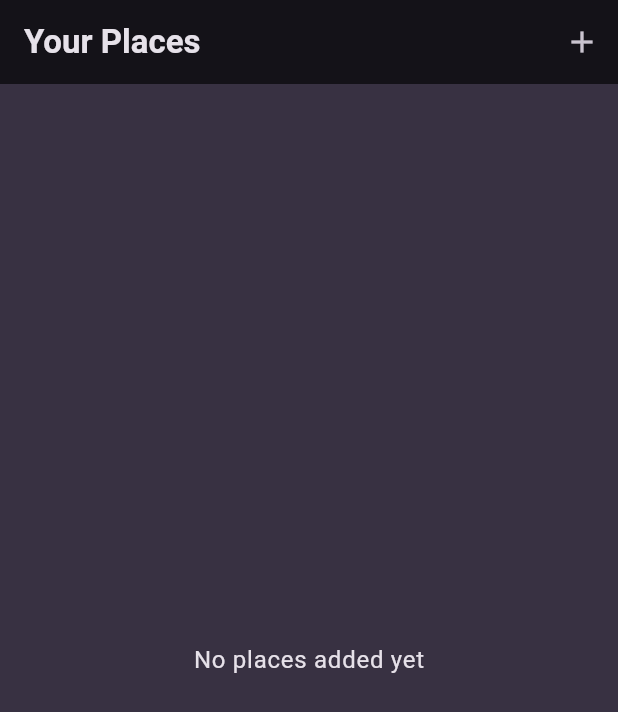
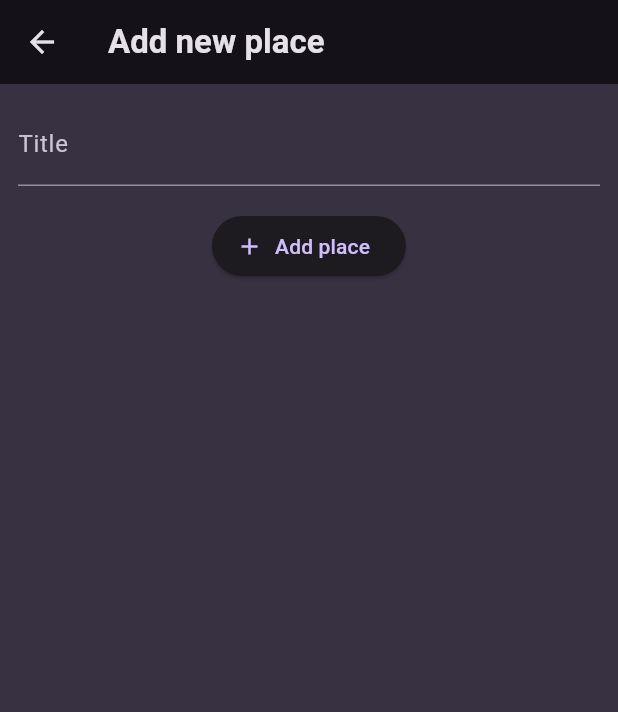
Before and after one commit to sidratulpunno/FavoritePlacesFlutter, a Flutter app: the screen it shows after launch, after a tap on the "add" icon, on a phone screen of 412 x 824 dp. Shown: the top 712 px of the screen. Run offline on Flutter 3.47's test engine with Material 3 defaults, Android fonts, the phone set to English and light mode, and no system bars; our stand-ins replace google_fonts.

Commit message:
Added new place screen

```diff
--- a/lib/screens/add_place.dart
+++ b/lib/screens/add_place.dart
@@ -0,0 +1,50 @@
+import 'package:flutter/material.dart';
+
+class AddPlaceScreen extends StatefulWidget {
+  const AddPlaceScreen({super.key});
+
+  @override
+  State<StatefulWidget> createState() {
+    return _AddPlaceScreenState();
+  }
+}
+
+class _AddPlaceScreenState extends State<AddPlaceScreen> {
+  final _titleController = TextEditingController();
+
+  @override
+  void dispose() {
+    _titleController.dispose();
+    super.dispose();
+  }
+
+  @override
+  Widget build(BuildContext context) {
+    return Scaffold(
+      appBar: AppBar(
+        title: const Text('Add new place'),
+      ),
+      body: SingleChildScrollView(
+        padding: const EdgeInsets.all(12),
+        child: Column(
+          children: [
+            TextField(
+              decoration: const InputDecoration(labelText: 'Title'),
+              controller: _titleController,
+              style:
+                  TextStyle(color: Theme.of(context).colorScheme.onBackground),
+            ),
+            const SizedBox(
+              height: 16,
+            ),
+            ElevatedButton.icon(
+              onPressed: () {},
+              icon: const Icon(Icons.add),
+              label: const Text('Add place'),
+            ),
+          ],
+        ),
+      ),
+    );
+  }
+}
--- a/lib/screens/places.dart
+++ b/lib/screens/places.dart
@@ -1,3 +1,4 @@
+import 'package:favorite_places/screens/add_place.dart';
 import 'package:favorite_places/widgets/places_list.dart';
 import 'package:flutter/cupertino.dart';
 import 'package:flutter/material.dart';
@@ -12,7 +13,13 @@ class PlacesScreen extends StatelessWidget {
         title: const Text('Your Places'),
         actions: [
           IconButton(
-            onPressed: () {},
+            onPressed: () {
+              Navigator.of(context).push(
+                MaterialPageRoute(
+                  builder: (ctx) => const AddPlaceScreen(),
+                ),
+              );
+            },
             icon: const Icon(Icons.add),
           ),
         ],
```
